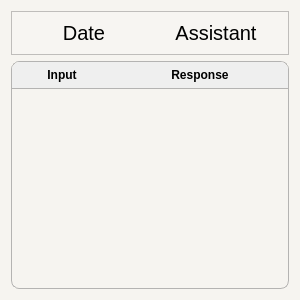
Above: ui/src/history_item.ui from jcsq6/ai-tools before the change. Below: the same form after it.
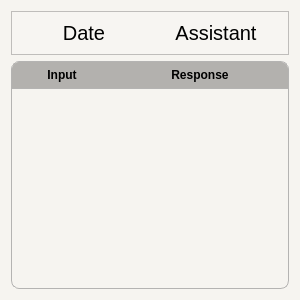
That is the form after the change.

The edit to the form file:
```diff
--- a/ui/src/history_item.ui
+++ b/ui/src/history_item.ui
@@ -120,7 +120,7 @@
 }
 
 QHeaderView {
-	background-color: rgb(242, 239, 235);
+	background-color: rgb(179, 177, 174);
     font-weight: bold;
     border: none;
 	border-top-left-radius: 8px;
@@ -128,6 +128,7 @@
 }
 
 QHeaderView::section:horizontal {
+	background-color: rgb(179, 177, 174);
     border: none;
 	padding: 4px;
 	border-bottom: 1px solid rgb(180, 179, 178);
```
Left out of the diff: 3 changed lines with no effect on the pictures.
